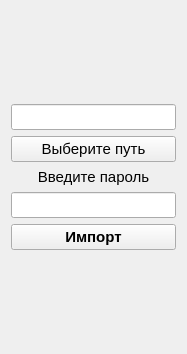
Before: the Qt Designer form master_import_form.ui in Yavlados/VKR, drawn with Qt 5.
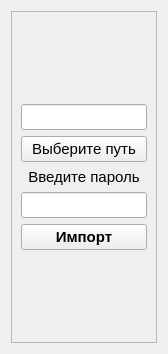
After: the same form once the commit is applied.

What changed in the file:
```diff
--- a/master_import_form.ui
+++ b/master_import_form.ui
@@ -6,7 +6,7 @@
    <rect>
     <x>0</x>
     <y>0</y>
-    <width>187</width>
+    <width>168</width>
     <height>354</height>
    </rect>
   </property>
@@ -16,8 +16,23 @@
   <property name="autoFillBackground">
    <bool>true</bool>
   </property>
-  <layout class="QVBoxLayout" name="verticalLayout_3">
-   <item>
+  <layout class="QGridLayout" name="gridLayout_2">
+   <item row="0" column="0">
+    <widget class="QScrollArea" name="scrollArea">
+     <property name="widgetResizable">
+      <bool>true</bool>
+     </property>
+     <widget class="QWidget" name="scrollAreaWidgetContents">
+      <property name="geometry">
+       <rect>
+        <x>0</x>
+        <y>0</y>
+        <width>148</width>
+        <height>334</height>
+       </rect>
+      </property>
+      <layout class="QGridLayout" name="gridLayout">
+       <item row="0" column="0">
     <spacer name="verticalSpacer">
      <property name="orientation">
       <enum>Qt::Vertical</enum>
@@ -30,7 +45,7 @@
      </property>
     </spacer>
    </item>
-   <item>
+       <item row="1" column="0">
     <layout class="QVBoxLayout" name="verticalLayout_2">
      <item>
       <widget class="QLineEdit" name="le_file_path_2">
@@ -65,10 +80,10 @@
      </item>
     </layout>
    </item>
-   <item>
+       <item row="2" column="0">
     <layout class="QHBoxLayout" name="hl_for_label"/>
    </item>
-   <item>
+       <item row="3" column="0">
     <layout class="QVBoxLayout" name="verticalLayout_6">
      <item>
       <widget class="QLabel" name="label_6">
@@ -97,7 +112,7 @@
      </item>
     </layout>
    </item>
-   <item>
+       <item row="4" column="0">
     <layout class="QVBoxLayout" name="verticalLayout">
      <item>
       <widget class="QPushButton" name="pushButton">
@@ -115,7 +130,7 @@
      </item>
     </layout>
    </item>
-   <item>
+       <item row="5" column="0">
     <spacer name="verticalSpacer_2">
      <property name="orientation">
       <enum>Qt::Vertical</enum>
@@ -123,10 +138,14 @@
      <property name="sizeHint" stdset="0">
       <size>
        <width>20</width>
-       <height>40</height>
+           <height>70</height>
       </size>
      </property>
     </spacer>
+       </item>
+      </layout>
+     </widget>
+    </widget>
    </item>
   </layout>
  </widget>
```
Lines whose indentation alone changed are shown as unchanged.
